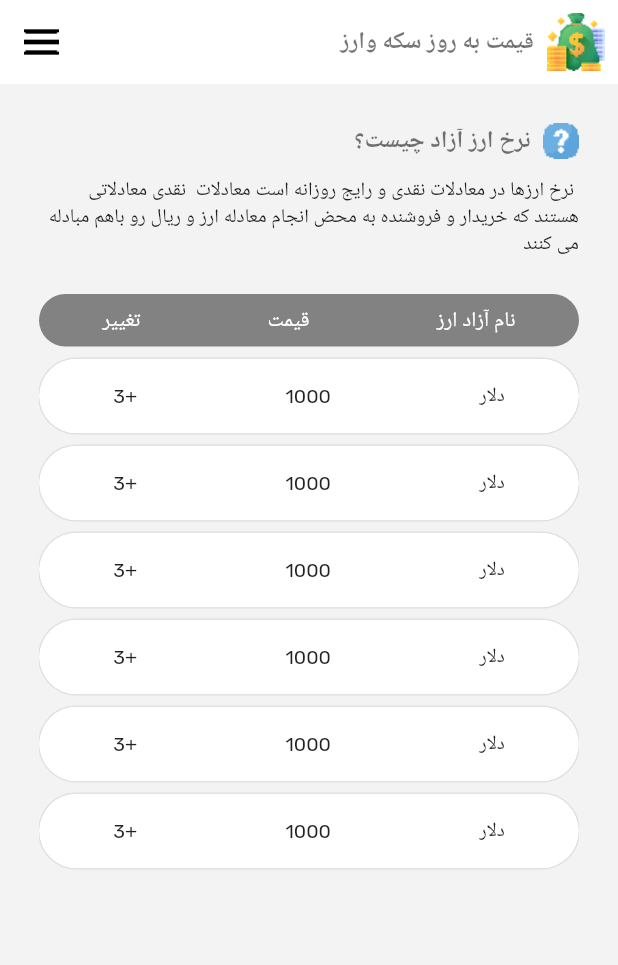
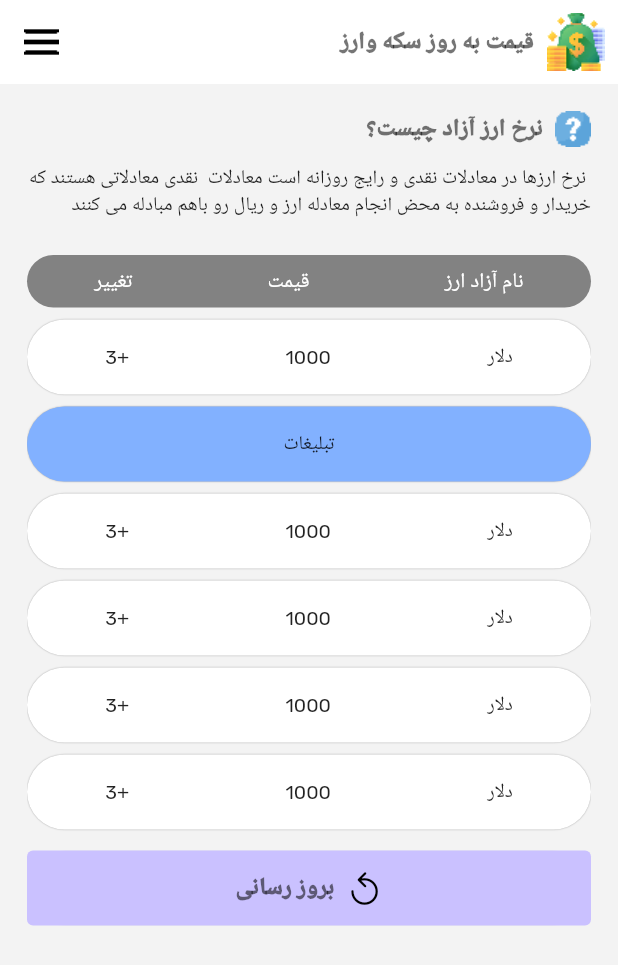
Before and after one commit to FatemeArjomandi/appMobailFlutter-, a Flutter app: the screen it shows after launch, on a phone screen of 412 x 824 dp. Shown: the top 965 px of the screen. Run offline on Flutter 3.47's test engine with Material 2 defaults, Android fonts, the phone set to English and light mode, and no system bars.

Commit message:
add TextButton & ListViwe.seprated

```diff
--- a/lib/main.dart
+++ b/lib/main.dart
@@ -1,3 +1,4 @@
+import 'package:flutter/cupertino.dart';
 import 'package:flutter/material.dart';
 import 'package:flutter_localizations/flutter_localizations.dart';
 
@@ -25,7 +26,7 @@ class MyApp extends StatelessWidget {
           fontFamily: "Rubik",
           textTheme: const TextTheme(
             displayLarge: TextStyle(
-                fontFamily: 'Rubik', fontSize: 16, fontWeight: FontWeight.w800),
+                fontFamily: 'Rubik', fontSize: 16, fontWeight: FontWeight.w900),
             bodyLarge: TextStyle(
                 fontFamily: 'Rubik', fontSize: 13, fontWeight: FontWeight.w300),
             displayMedium: TextStyle(
@@ -66,8 +67,9 @@ class Home extends StatelessWidget {
           ),
         ],
       ),
-      body: Padding(
-        padding: const EdgeInsets.all(26.0),
+      body: SingleChildScrollView(
+        child: Padding(
+          padding: const EdgeInsets.all(18.0),
           child: Column(children: [
             Row(
               mainAxisAlignment: MainAxisAlignment.start,
@@ -117,13 +119,65 @@ class Home extends StatelessWidget {
             ),
             SizedBox(
                 height: 350,
-              child: ListView.builder(
+                child: ListView.separated(
                   physics: const BouncingScrollPhysics(),
                   itemCount: 20,
                   itemBuilder: (context, index) {
-                  return Padding(
-                    padding: const EdgeInsets.fromLTRB(0, 8, 0, 0),
+                    return const Padding(
+                      padding: EdgeInsets.fromLTRB(0, 8, 0, 0),
+                      child: MyItemes(),
+                    );
+                  },
+                  separatorBuilder: (BuildContext context, int index) {
+                    if (index % 10 == 0) {
+                      return const Padding(
+                        padding: EdgeInsets.fromLTRB(0, 8, 0, 0),
+                        child: Advertising(),
+                      );
+                    } else {
+                      return const SizedBox.shrink();
+                    }
+                  },
+                )),
+            Padding(
+              padding: const EdgeInsets.fromLTRB(0, 12, 0, 0),
               child: Container(
+                width: double.infinity,
+                height: 50,
+                decoration: const BoxDecoration(
+                    borderRadius: BorderRadius.all(Radius.circular(1000)),
+                    color: Color.fromARGB(255, 232, 232, 232)),
+                child: TextButton.icon(
+                  onPressed: () {},
+                  icon: const Icon(
+                    CupertinoIcons.refresh_bold,
+                    color: Colors.black,
+                  ),
+                  label: Text(
+                    'بروز رسانی',
+                    style: Theme.of(context).textTheme.displayLarge,
+                  ),
+                  style: ButtonStyle(
+                      backgroundColor: MaterialStateProperty.all(
+                          const Color.fromARGB(255, 202, 193, 255))),
+                ),
+              ),
+            )
+          ]),
+        ),
+      ),
+    );
+  }
+}
+
+class MyItemes extends StatelessWidget {
+  const MyItemes({
+    super.key,
+  });
+
+  @override
+  Widget build(BuildContext context) {
+    return Container(
         width: double.infinity,
         height: 50,
         decoration: const BoxDecoration(
@@ -131,24 +185,39 @@ class Home extends StatelessWidget {
               BoxShadow(blurRadius: 0.1, color: Colors.grey)
             ],
             color: Colors.white,
-                            borderRadius:
-                                BorderRadius.all(Radius.circular(1000))),
+            borderRadius: BorderRadius.all(Radius.circular(1000))),
         child: Row(
           mainAxisAlignment: MainAxisAlignment.spaceAround,
           children: [
-                            Text('دلار',
-                                style: Theme.of(context).textTheme.bodyLarge),
-                            Text('1000',
-                                style: Theme.of(context).textTheme.bodyLarge),
-                            Text('+3',
-                                style: Theme.of(context).textTheme.bodyLarge),
+            Text('دلار', style: Theme.of(context).textTheme.bodyLarge),
+            Text('1000', style: Theme.of(context).textTheme.bodyLarge),
+            Text('+3', style: Theme.of(context).textTheme.bodyLarge),
           ],
-                        )),
-                  );
-                },
-              ))
-        ]),
-      ),
-    );
+        ));
   }
 }
+
+class Advertising extends StatelessWidget {
+  const Advertising({
+    super.key,
+  });
+
+  @override
+  Widget build(BuildContext context) {
+    return Container(
+        width: double.infinity,
+        height: 50,
+        decoration: BoxDecoration(
+            boxShadow: const <BoxShadow>[
+              BoxShadow(blurRadius: 0.1, color: Colors.grey)
+            ],
+            color: Colors.blueAccent[100],
+            borderRadius: const BorderRadius.all(Radius.circular(1000))),
+        child: Row(
+          mainAxisAlignment: MainAxisAlignment.spaceAround,
+          children: [
+            Text('تبلیغات', style: Theme.of(context).textTheme.bodyLarge),
+          ],
+        ));
+  }
+}
```
Lines whose indentation alone changed are shown as unchanged.
